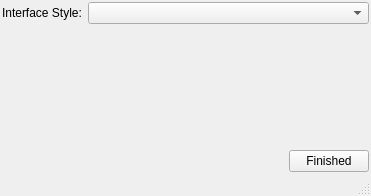
This is src-qt5/gui_client/SettingsDialog.ui in trueos/sysadm-ui-qt as Qt 5 draws it before an edit. The edited form follows.
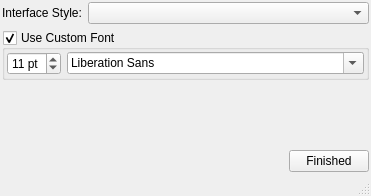
This is the edited form. Icons and pictures are not drawn.

Commit message: Add a new option for changing the default font/size via the settings dialog.

```diff
--- a/src-qt5/gui_client/SettingsDialog.ui
+++ b/src-qt5/gui_client/SettingsDialog.ui
@@ -41,6 +41,61 @@
       </item>
      </layout>
     </item>
+    <item>
+     <widget class="QGroupBox" name="group_font">
+      <property name="title">
+       <string>Use Custom Font</string>
+      </property>
+      <property name="checkable">
+       <bool>true</bool>
+      </property>
+      <property name="checked">
+       <bool>true</bool>
+      </property>
+      <layout class="QHBoxLayout" name="horizontalLayout_2">
+       <property name="leftMargin">
+        <number>2</number>
+       </property>
+       <property name="topMargin">
+        <number>2</number>
+       </property>
+       <property name="rightMargin">
+        <number>2</number>
+       </property>
+       <property name="bottomMargin">
+        <number>2</number>
+       </property>
+       <item>
+        <widget class="QSpinBox" name="spin_font_pt">
+         <property name="sizePolicy">
+          <sizepolicy hsizetype="Maximum" vsizetype="Fixed">
+           <horstretch>0</horstretch>
+           <verstretch>0</verstretch>
+          </sizepolicy>
+         </property>
+         <property name="suffix">
+          <string notr="true"> pt</string>
+         </property>
+         <property name="prefix">
+          <string notr="true"/>
+         </property>
+         <property name="minimum">
+          <number>1</number>
+         </property>
+         <property name="maximum">
+          <number>30</number>
+         </property>
+         <property name="value">
+          <number>11</number>
+         </property>
+        </widget>
+       </item>
+       <item>
+        <widget class="QFontComboBox" name="combo_font"/>
+       </item>
+      </layout>
+     </widget>
+    </item>
     <item>
      <spacer name="verticalSpacer">
       <property name="orientation">
```
The commit also changes 4 other files.
